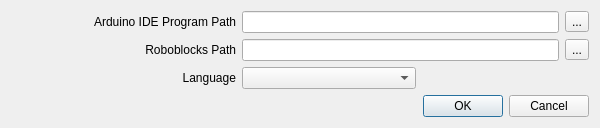
The window that src/settingsdialog.ui (vrruiz/visualino) describes before a commit, drawn with Qt 5.
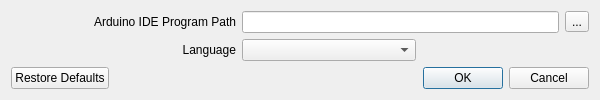
The same window after the commit.

Commit message: IDE: Add restore defaults option to settings.

The edit to the form file:
```diff
--- a/src/settingsdialog.ui
+++ b/src/settingsdialog.ui
@@ -74,48 +74,6 @@
        </item>
       </layout>
      </item>
-     <item>
-      <layout class="QHBoxLayout" name="horizontalLayout_2">
-       <item>
-        <widget class="QLabel" name="label_2">
-         <property name="sizePolicy">
-          <sizepolicy hsizetype="Fixed" vsizetype="Preferred">
-           <horstretch>0</horstretch>
-           <verstretch>0</verstretch>
-          </sizepolicy>
-         </property>
-         <property name="minimumSize">
-          <size>
-           <width>225</width>
-           <height>0</height>
-          </size>
-         </property>
-         <property name="maximumSize">
-          <size>
-           <width>16777215</width>
-           <height>16777215</height>
-          </size>
-         </property>
-         <property name="text">
-          <string>Roboblocks Path</string>
-         </property>
-         <property name="alignment">
-          <set>Qt::AlignRight|Qt::AlignTrailing|Qt::AlignVCenter</set>
-         </property>
-        </widget>
-       </item>
-       <item>
-        <widget class="QLineEdit" name="htmlIndexEdit"/>
-       </item>
-       <item>
-        <widget class="QToolButton" name="htmlIndexButton">
-         <property name="text">
-          <string>...</string>
-         </property>
-        </widget>
-       </item>
-      </layout>
-     </item>
      <item>
       <layout class="QHBoxLayout" name="horizontalLayout_3">
        <item>
@@ -186,7 +144,7 @@
         <enum>Qt::Horizontal</enum>
        </property>
        <property name="standardButtons">
-        <set>QDialogButtonBox::Cancel|QDialogButtonBox::Ok</set>
+        <set>QDialogButtonBox::Cancel|QDialogButtonBox::Ok|QDialogButtonBox::RestoreDefaults</set>
        </property>
       </widget>
      </item>
```
Left out of the diff: 29 changed lines with no effect on the pictures. The commit also changes 5 other files.
